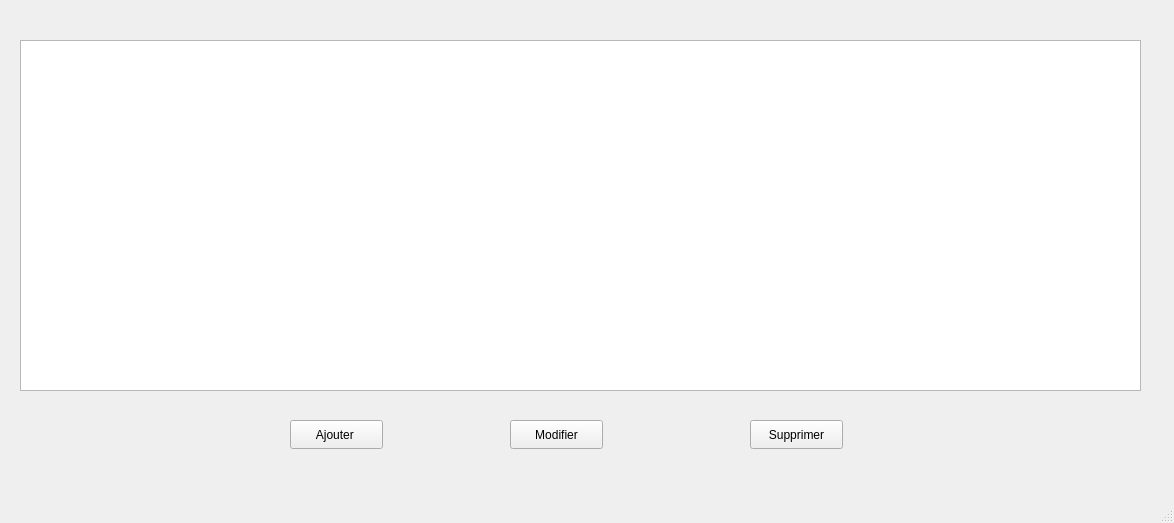
This is gestionpatients.ui in zividgerman/KineProject as Qt 5 draws it before an edit. The edited form follows.
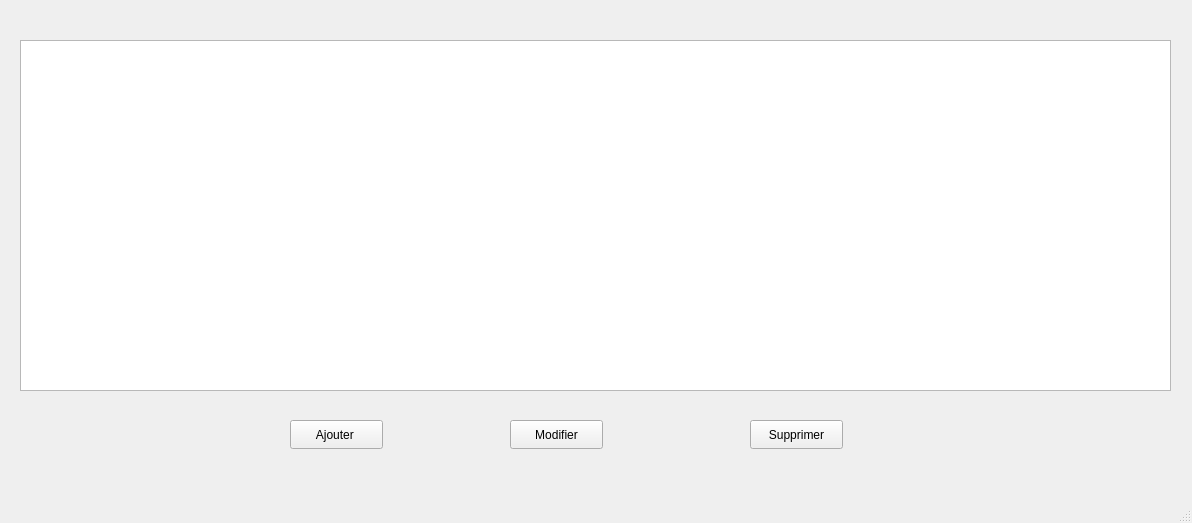
This is the edited form.

Patch:
```diff
--- a/gestionpatients.ui
+++ b/gestionpatients.ui
@@ -6,7 +6,7 @@
    <rect>
     <x>0</x>
     <y>0</y>
-    <width>1174</width>
+    <width>1192</width>
     <height>523</height>
    </rect>
   </property>
@@ -19,7 +19,7 @@
      <rect>
       <x>20</x>
       <y>40</y>
-      <width>1121</width>
+      <width>1151</width>
       <height>351</height>
      </rect>
     </property>
```
Left out of the diff: 4 changed lines with no effect on the pictures.
